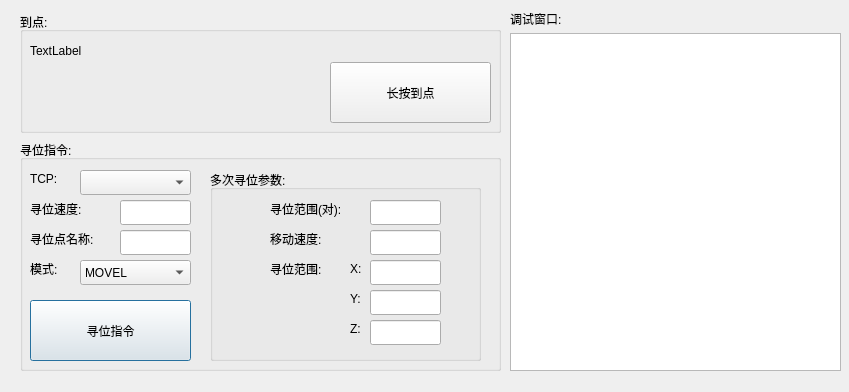
qubo188612/qtwelding, file keysearchdlg.ui: the form before one commit.
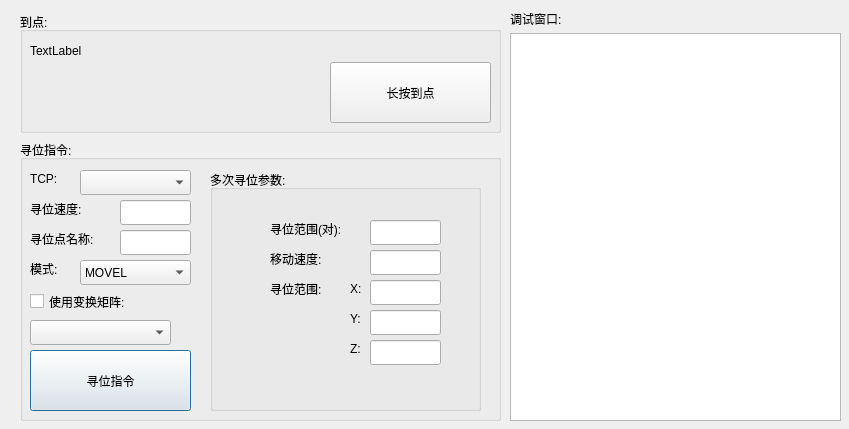
The form after the commit.

```diff
--- a/keysearchdlg.ui
+++ b/keysearchdlg.ui
@@ -7,7 +7,7 @@
     <x>0</x>
     <y>0</y>
     <width>849</width>
-    <height>392</height>
+    <height>429</height>
    </rect>
   </property>
   <property name="windowTitle">
@@ -19,7 +19,7 @@
      <x>510</x>
      <y>33</y>
      <width>331</width>
-     <height>338</height>
+     <height>388</height>
     </rect>
    </property>
   </widget>
@@ -29,7 +29,7 @@
      <x>20</x>
      <y>140</y>
      <width>481</width>
-     <height>231</height>
+     <height>281</height>
     </rect>
    </property>
    <property name="title">
@@ -39,7 +39,7 @@
     <property name="geometry">
      <rect>
       <x>10</x>
-      <y>160</y>
+      <y>210</y>
       <width>161</width>
       <height>61</height>
      </rect>
@@ -161,7 +161,7 @@
       <x>190</x>
       <y>30</y>
       <width>271</width>
-      <height>191</height>
+      <height>241</height>
      </rect>
     </property>
     <property name="title">
@@ -171,7 +171,7 @@
      <property name="geometry">
       <rect>
        <x>160</x>
-       <y>150</y>
+       <y>170</y>
        <width>71</width>
        <height>25</height>
       </rect>
@@ -181,7 +181,7 @@
      <property name="geometry">
       <rect>
        <x>160</x>
-       <y>60</y>
+       <y>80</y>
        <width>71</width>
        <height>25</height>
       </rect>
@@ -191,7 +191,7 @@
      <property name="geometry">
       <rect>
        <x>160</x>
-       <y>30</y>
+       <y>50</y>
        <width>71</width>
        <height>25</height>
       </rect>
@@ -201,7 +201,7 @@
      <property name="geometry">
       <rect>
        <x>60</x>
-       <y>30</y>
+       <y>50</y>
        <width>91</width>
        <height>17</height>
       </rect>
@@ -214,7 +214,7 @@
      <property name="geometry">
       <rect>
        <x>140</x>
-       <y>120</y>
+       <y>140</y>
        <width>16</width>
        <height>17</height>
       </rect>
@@ -227,7 +227,7 @@
      <property name="geometry">
       <rect>
        <x>140</x>
-       <y>150</y>
+       <y>170</y>
        <width>16</width>
        <height>17</height>
       </rect>
@@ -240,7 +240,7 @@
      <property name="geometry">
       <rect>
        <x>60</x>
-       <y>90</y>
+       <y>110</y>
        <width>71</width>
        <height>17</height>
       </rect>
@@ -253,7 +253,7 @@
      <property name="geometry">
       <rect>
        <x>160</x>
-       <y>120</y>
+       <y>140</y>
        <width>71</width>
        <height>25</height>
       </rect>
@@ -263,7 +263,7 @@
      <property name="geometry">
       <rect>
        <x>60</x>
-       <y>60</y>
+       <y>80</y>
        <width>71</width>
        <height>17</height>
       </rect>
@@ -276,7 +276,7 @@
      <property name="geometry">
       <rect>
        <x>140</x>
-       <y>90</y>
+       <y>110</y>
        <width>16</width>
        <height>17</height>
       </rect>
@@ -289,13 +289,36 @@
      <property name="geometry">
       <rect>
        <x>160</x>
-       <y>90</y>
+       <y>110</y>
        <width>71</width>
        <height>25</height>
       </rect>
      </property>
     </widget>
    </widget>
+   <widget class="QCheckBox" name="searchchangecheckBox">
+    <property name="geometry">
+     <rect>
+      <x>10</x>
+      <y>150</y>
+      <width>131</width>
+      <height>23</height>
+     </rect>
+    </property>
+    <property name="text">
+     <string>使用变换矩阵:</string>
+    </property>
+   </widget>
+   <widget class="QComboBox" name="searchchangecombo">
+    <property name="geometry">
+     <rect>
+      <x>10</x>
+      <y>180</y>
+      <width>141</width>
+      <height>25</height>
+     </rect>
+    </property>
+   </widget>
   </widget>
   <widget class="QLabel" name="label">
    <property name="geometry">
```
